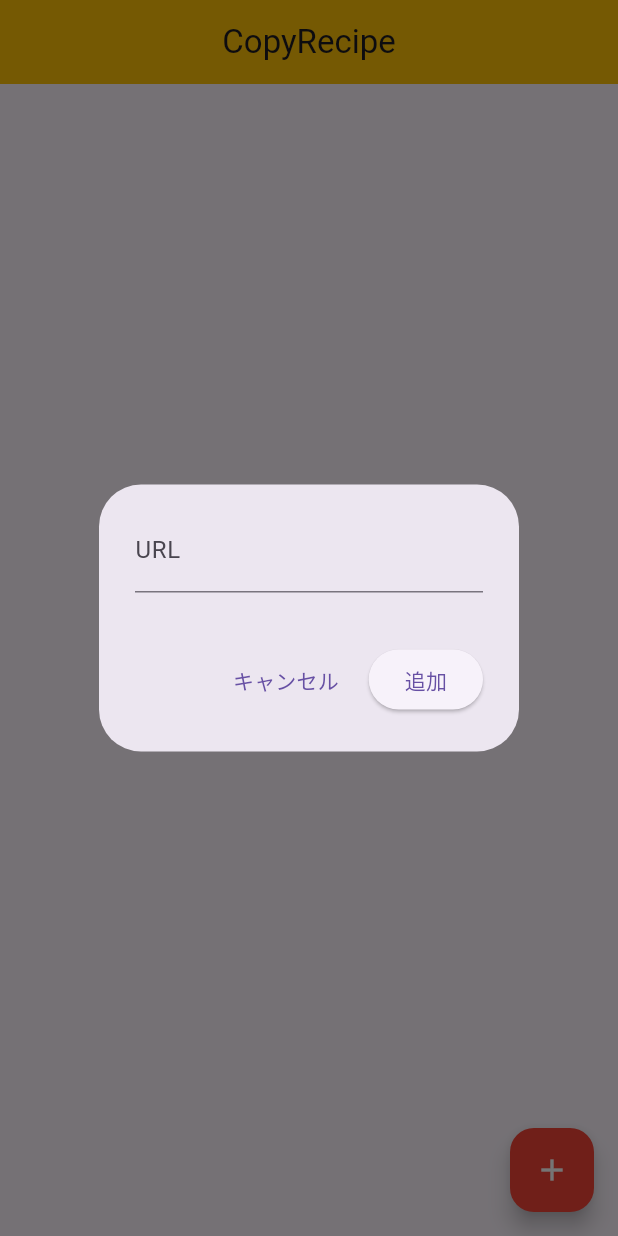
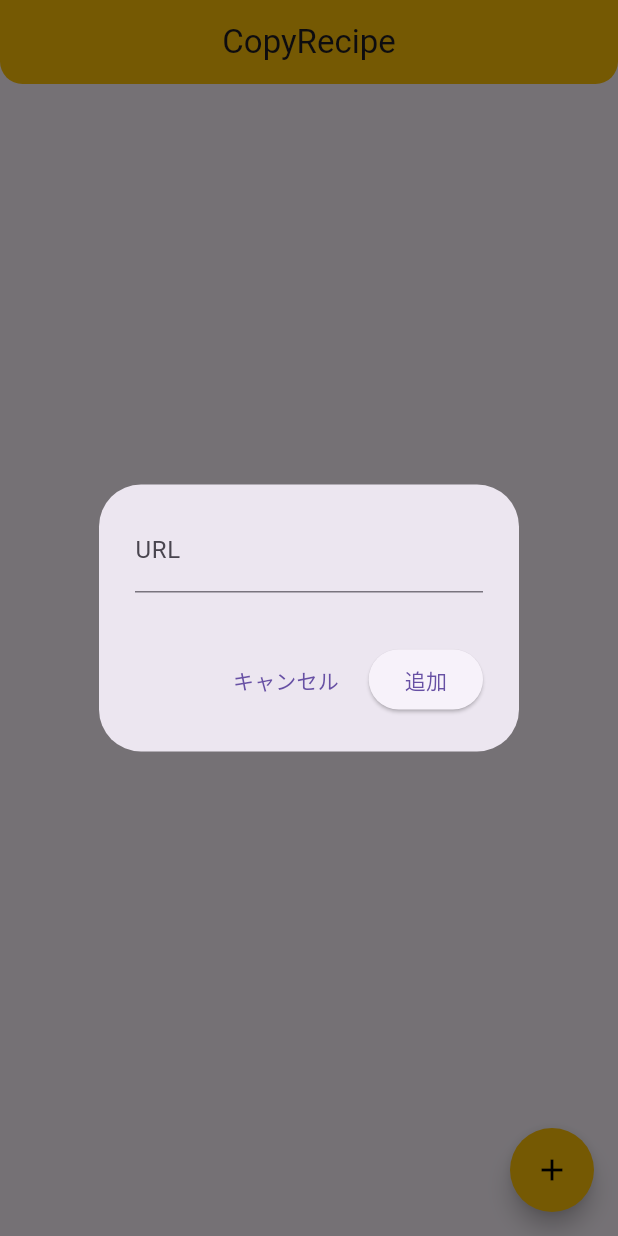
Before and after one commit to Nakai4s/CopyRecipe, a Flutter app: the screen it shows after launch, after a tap on the "add" icon, on a phone screen of 412 x 824 dp. Run offline on Flutter 3.47's test engine with Material 3 defaults, Android fonts, the phone set to English and light mode, and no system bars; our stand-ins replace flutter_riverpod, hive; accounts and stored records are empty.

Commit message:
fix widget design

```diff
--- a/lib/providers/video_provider.dart
+++ b/lib/providers/video_provider.dart
@@ -75,7 +75,7 @@ class VideoNotifier extends Notifier<List<Video>> {
     // 概要欄からレシピを抽出できるか確認する
     for (final video in videos) {
       // 既に存在する場合はスキップ
-      if (TextExtractUtils.extractRecipe(video.description) == null) {
+      if (TextExtractUtils.extractRecipe(video.description) == '') {
         debugPrint('概要欄からレシピを抽出できませんでした: ${video.title}');
         continue;
       }
@@ -85,6 +85,7 @@ class VideoNotifier extends Notifier<List<Video>> {
     state = _box.values.toList();
   }
 
+  /// IDで動画を削除
   Future<void> deleteId(String id) async {
     await _box.delete(id);
     state = _box.values.toList();
--- a/lib/screens/home_screen.dart
+++ b/lib/screens/home_screen.dart
@@ -43,12 +43,19 @@ class HomeScreen extends ConsumerWidget {
       appBar: AppBar(
         title: Text('CopyRecipe'),
         centerTitle: true,
+        shape: RoundedRectangleBorder(
+          borderRadius: BorderRadius.vertical(
+            bottom: Radius.circular(15),
+          ),
+        ),
+
         backgroundColor: Colors.amber,
       ),
       body: view,
       floatingActionButton: FloatingActionButton(
-        backgroundColor: Colors.red,
-        foregroundColor: Colors.white,
+        backgroundColor: Colors.amber,
+        foregroundColor: Colors.black,
+        shape: CircleBorder(),
         onPressed: ()  {
           _showAddRecipeDialog(context, ref);
         },
@@ -84,10 +91,11 @@ class HomeScreen extends ConsumerWidget {
                 child: const Text('キャンセル'),
               ),
               ElevatedButton(
-                onPressed: () async {
-                  setState(() {
-                    url = titleController.text;
-                  });
+                onPressed: () {
+                  // setState(() {
+                  //   url = titleController.text;
+                  // });
+                  url = titleController.text;
                   try {
                     ref.read(videoProvider.notifier).extractVideoFromUrl(url!);
                     Navigator.pop(context);
--- a/lib/utilities/text_extract_utils.dart
+++ b/lib/utilities/text_extract_utils.dart
@@ -3,7 +3,7 @@ import 'dart:core';
 class TextExtractUtils {
 
   // 抽出したレシピの文字列を返却する
-  static String? extractRecipe(String description) {
+  static String extractRecipe(String description) {
     // 正規化
     final lines = description.replaceAll('\r\n', '\n').split('\n');
 
@@ -18,7 +18,7 @@ class TextExtractUtils {
 
     // 関係ない動画の概要欄も拾うから一旦辞める
     if (start == -1) {
-      return null;
+      return '';
     }
 
     // from start, gather until a footer-like section (SNS / Links / 提供 / 協賛) or long URL block
```
Also changed, not shown: lib/screens/recipe_screen.dart (+6 -3 lines).
